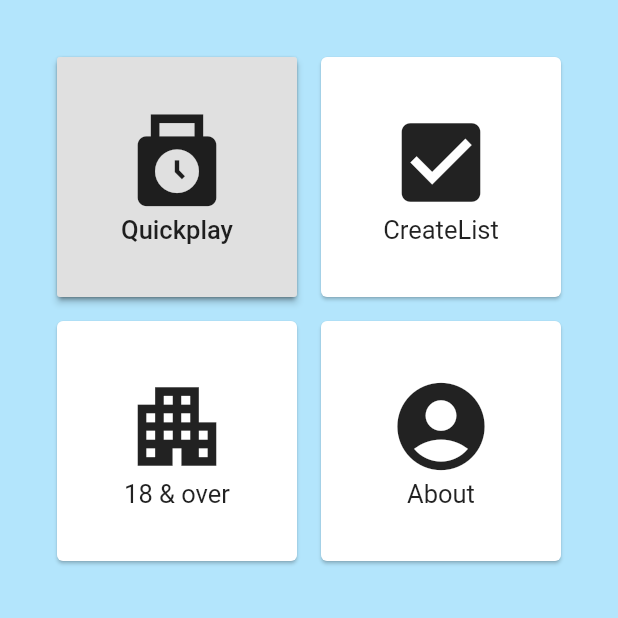
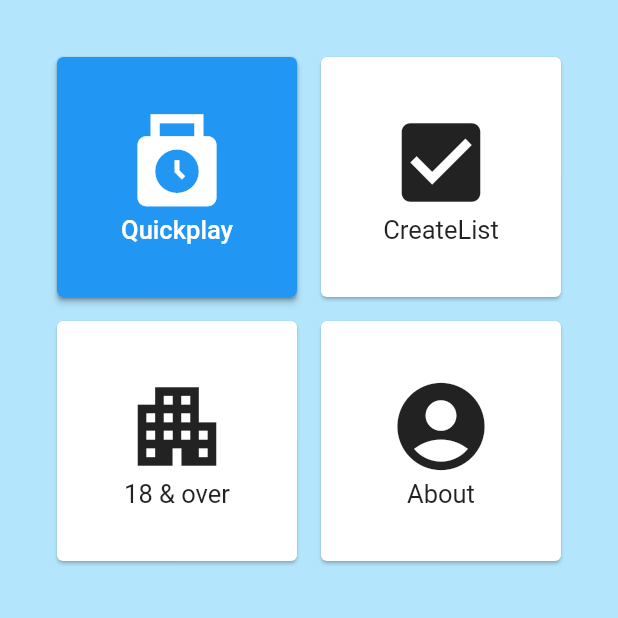
Before and after one commit to cfcastaneda98/Thinking_Crisis, a Flutter app: the screen it shows after launch, after a tap on "Button", on a phone screen of 412 x 824 dp, the top half of it. Run offline on Flutter 3.47's test engine with Material 2 defaults, Android fonts, the phone set to English and light mode, and no system bars.

Commit message:
New modifications

```diff
--- a/lib/SecondScreen.dart
+++ b/lib/HomeScreen.dart
@@ -1,5 +1,6 @@
 import 'package:flutter/material.dart';
-import 'package:projectapp/QuickPlay.dart';
+import 'package:thinking_crisis/QuickPlay.dart';
+
 class HomeScreen extends StatefulWidget {
   const HomeScreen({Key? key}) : super(key: key);
 
@@ -23,14 +24,12 @@ class _HomeScreenState extends State<HomeScreen> {
               Card(
                 margin: EdgeInsets.all(8.0),
                 child: InkWell(
-                  child: RaisedButton(
+                  child: ElevatedButton(
                     onPressed:(){
                       Navigator.push(context,
                         MaterialPageRoute(builder: (context) => QuickPlay()),
                       );
                     },
-
-                  splashColor: Colors.black,
                   child: Center(
                     child: Column(
                       mainAxisSize: MainAxisSize.min,
--- a/lib/mainscreen.dart
+++ b/lib/TitleScreen.dart
@@ -1,28 +1,12 @@
 import 'package:flutter/material.dart';
-import 'SecondScreen.dart';
-class MainScreen extends StatelessWidget{
+import 'HomeScreen.dart';
+class TitleScreen extends StatelessWidget{
   @override
   Widget build(BuildContext context){
-
     return Scaffold(
-
-      appBar: AppBar(
-
-
-        leading: IconButton(icon: Icon(Icons.menu), onPressed: (){
-
-        }),
-
-        title: Text("MainScreen"),
-        actions: <Widget>[
-          IconButton(icon: Icon(Icons.menu), onPressed: ()
-          {
-          }),
-        ],
-      ),
       body: Container(
         child: Center(
-          child: RaisedButton(
+          child: ElevatedButton(
             onPressed: () {
               Navigator.push(context,
                 MaterialPageRoute(builder: (context) => HomeScreen()),
@@ -34,7 +18,7 @@ class MainScreen extends StatelessWidget{
               decoration: BoxDecoration(
                 color: Colors.white,
                 borderRadius: BorderRadius.circular(10),
-                boxShadow: [
+                boxShadow: const [
                   BoxShadow(
                     color: Colors.black26,
                     spreadRadius: 1,
@@ -49,7 +33,7 @@ class MainScreen extends StatelessWidget{
                   ),
                 ],
               ),
-              child: Center(
+              child: const Center(
                 child: Text(
                   "Button",
                   style: TextStyle(color: Colors.black,
@@ -59,35 +43,9 @@ class MainScreen extends StatelessWidget{
                   ),
                 ),
               ),
-
             ),
           ),
-
         ),
-
     );
   }
 }
-
-
-/*
-*
-*           child: RaisedButton(
-            child: Text('Tap',
-            style: TextStyle(
-
-                color: Colors.blue,
-
-
-              ),
-            ),
-            color: new Color(0xff622f74),
-            onPressed: (){
-                Navigator.push(context,
-
-                MaterialPageRoute(builder: (context)=>HomeScreen()),
-                );
-             },
-
-          ),
-* */
--- a/lib/main.dart
+++ b/lib/main.dart
@@ -1,5 +1,5 @@
 import 'package:flutter/material.dart';
-import 'mainscreen.dart';
+import 'TitleScreen.dart';
 void main() {
   runApp(const MyApp());
 }
@@ -24,7 +24,8 @@ class MyApp extends StatelessWidget {
         // is not restarted.
         primarySwatch: Colors.blue,
       ),
-      home: MainScreen(),
+      debugShowCheckedModeBanner: false,
+      home: TitleScreen(),
     );
   }
 }//end class
```
Also changed, not shown: 3 other files.
